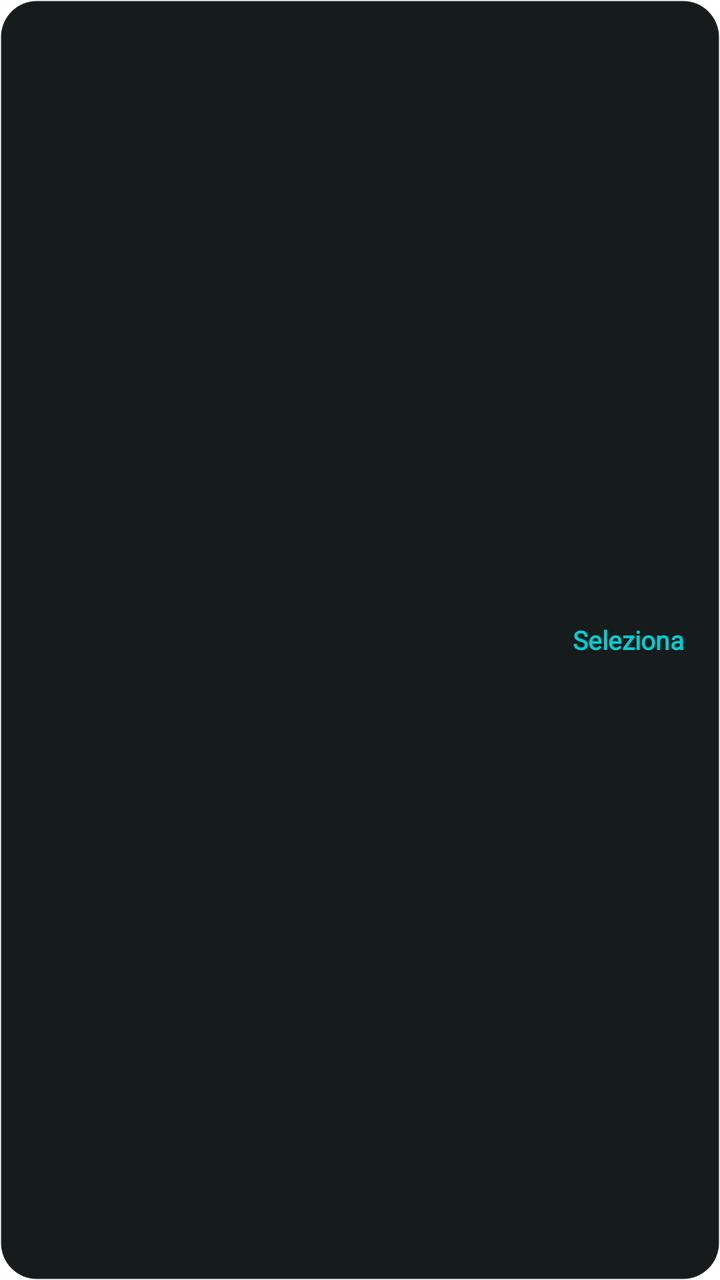
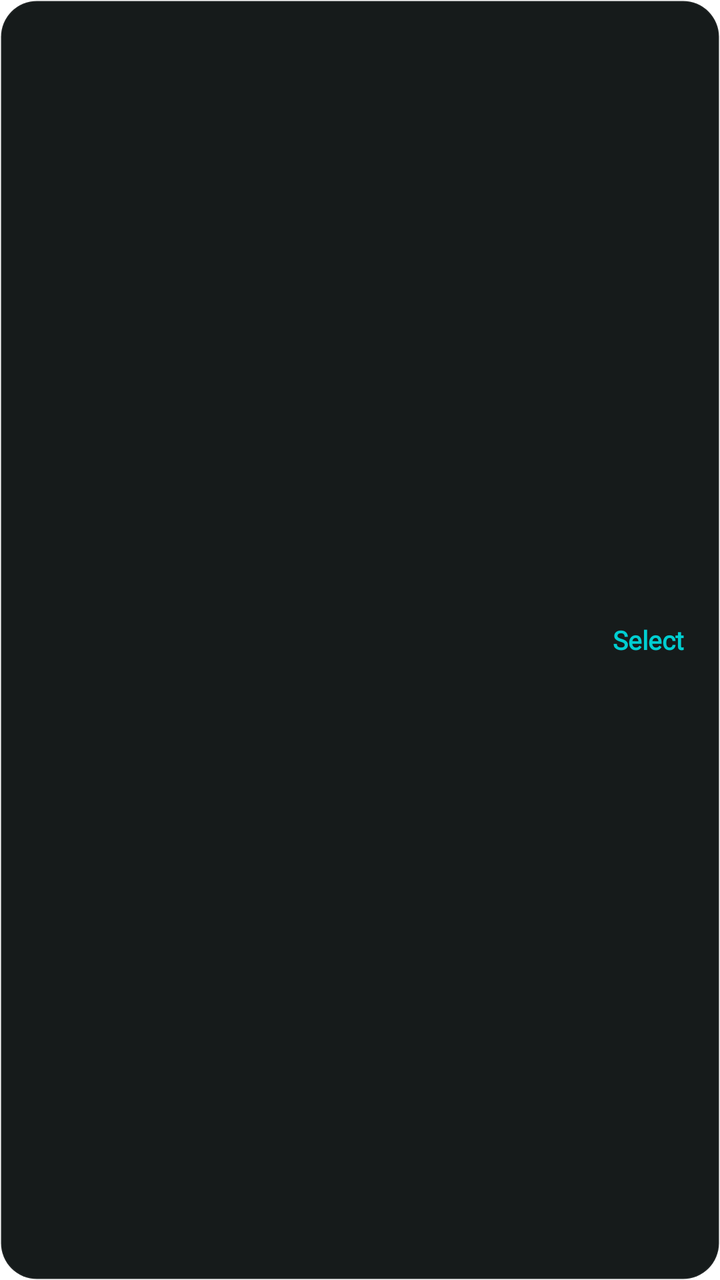

Two renders of the same Android screen: before a commit and after it. Below are the layout's source before the change and the commit's diff.
<!-- AndroidManifest.xml: fallback theme Theme.MaterialComponents.DayNight.NoActionBar -->
<!-- res/layout/widget_config_item.xml -->
<?xml version="1.0" encoding="utf-8"?>
<LinearLayout xmlns:android="http://schemas.android.com/apk/res/android"
    android:layout_width="match_parent"
    android:layout_height="wrap_content"
    android:background="@drawable/widget_config_item_background"
    android:gravity="center_vertical"
    android:minHeight="72dp"
    android:orientation="horizontal"
    android:paddingStart="18dp"
    android:paddingTop="18dp"
    android:paddingEnd="18dp"
    android:paddingBottom="18dp">

    <TextView
        android:fontFamily="@font/dm_sans"
        android:id="@+id/widget_config_item_name"
        android:layout_width="0dp"
        android:layout_height="wrap_content"
        android:layout_weight="1"
        android:ellipsize="end"
        android:maxLines="2"
        android:textColor="@color/widget_text_primary"
        android:textSize="17sp"
        android:textStyle="bold" />

    <TextView
        android:fontFamily="@font/dm_sans"
        android:layout_width="wrap_content"
        android:layout_height="wrap_content"
        android:layout_marginStart="16dp"
        android:text="Seleziona"
        android:textColor="@color/widget_action"
        android:textSize="13sp"
        android:textStyle="bold" />
</LinearLayout>
<!-- resources referenced by this layout -->
<resources>
  <color name="widget_action">#FF00CED1</color>
  <color name="widget_text_primary">#FFFFFFFF</color>
  <!-- drawable widget_config_item_background (drawable) -->
  <?xml version="1.0" encoding="utf-8"?>
  <shape xmlns:android="http://schemas.android.com/apk/res/android">
      <solid android:color="@color/widget_surface" />
      <corners android:radius="18dp" />
      <stroke
          android:width="1dp"
          android:color="@color/widget_border" />
  </shape>
  <color name="widget_surface">#FF161B1B</color>
  <color name="widget_border">#0DFFFFFF</color>
</resources>

<!-- the commit's change to res/layout/widget_config_item.xml (unified diff, before → after) -->
@@ -28,7 +28,7 @@
         android:layout_width="wrap_content"
         android:layout_height="wrap_content"
         android:layout_marginStart="16dp"
-        android:text="Seleziona"
+        android:text="@string/widget_config_select"
         android:textColor="@color/widget_action"
         android:textSize="13sp"
         android:textStyle="bold" />
<!-- resource entries referenced after the edit -->
@@ -11,6 +11,7 @@
           android:width="1dp"
           android:color="@color/widget_border" />
   </shape>
+  <string name="widget_config_select">Select</string>
   <color name="widget_surface">#FF161B1B</color>
   <color name="widget_border">#0DFFFFFF</color>
 </resources>
